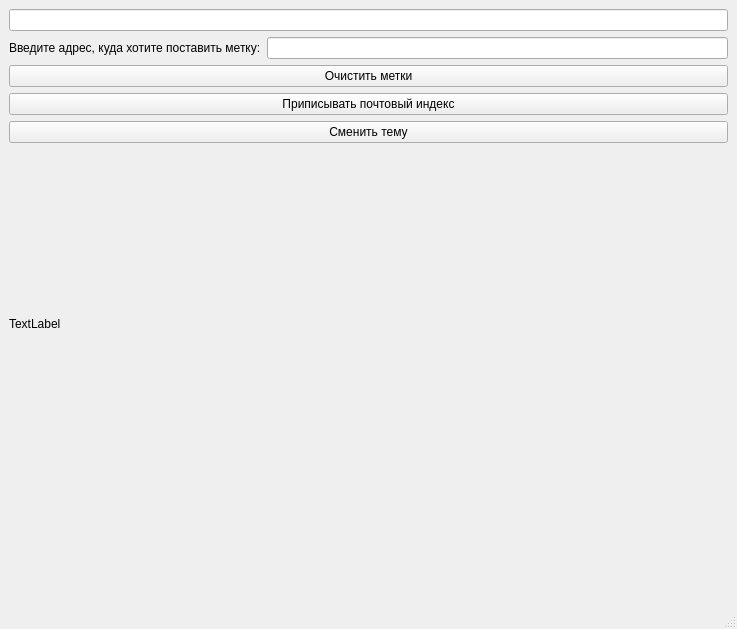
The window that map.ui (Devilord-coder/Lesson-API-3) describes before a commit, drawn with Qt 5.
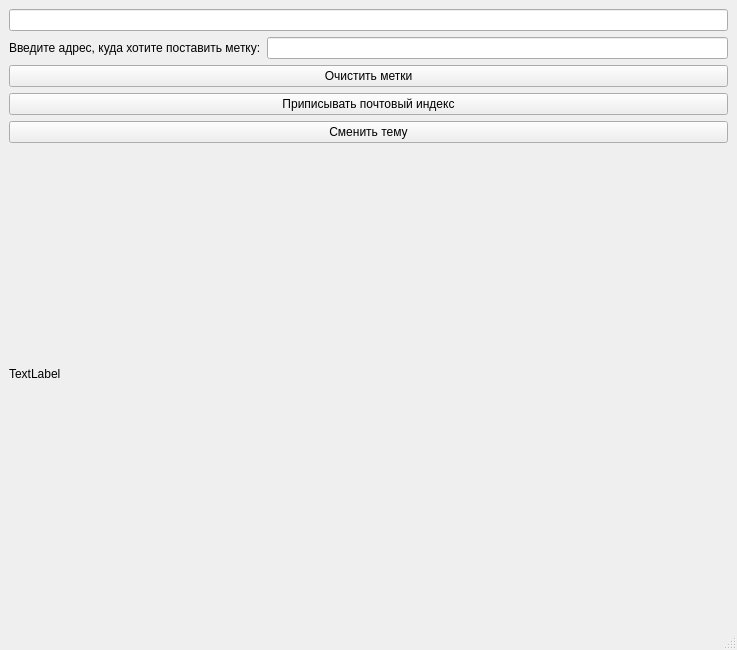
The same window after the commit.

The edit to the form file:
```diff
--- a/map.ui
+++ b/map.ui
@@ -42,8 +42,8 @@
        <widget class="QLabel" name="map">
         <property name="minimumSize">
          <size>
-          <width>0</width>
-          <height>350</height>
+          <width>600</width>
+          <height>450</height>
          </size>
         </property>
         <property name="text">
```
